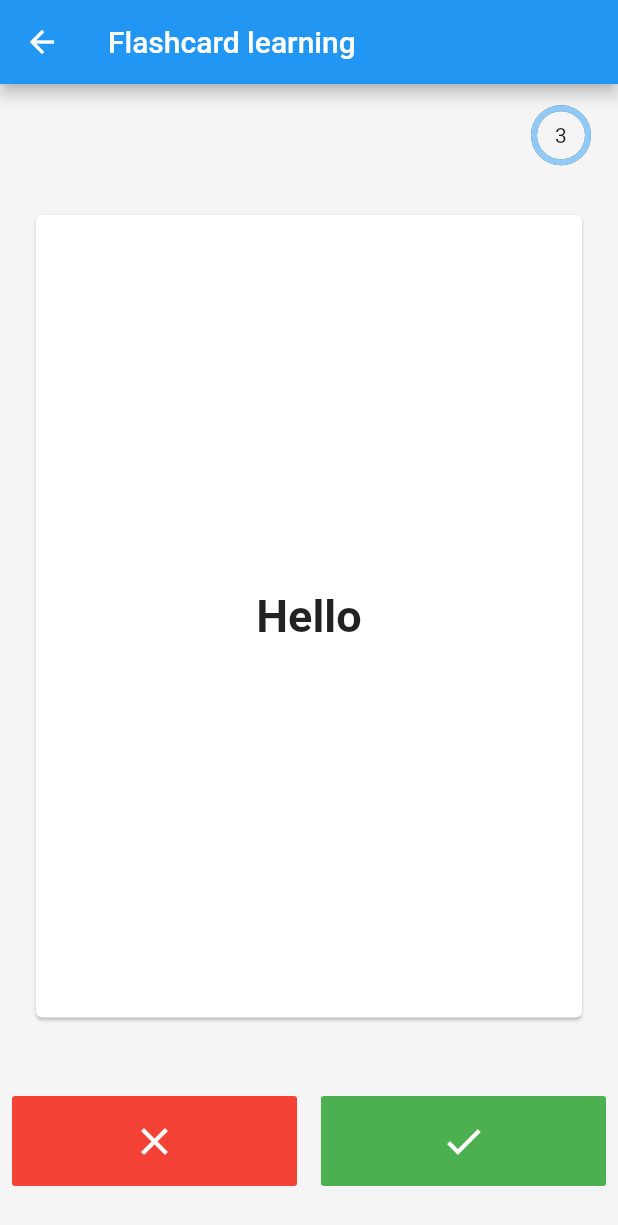
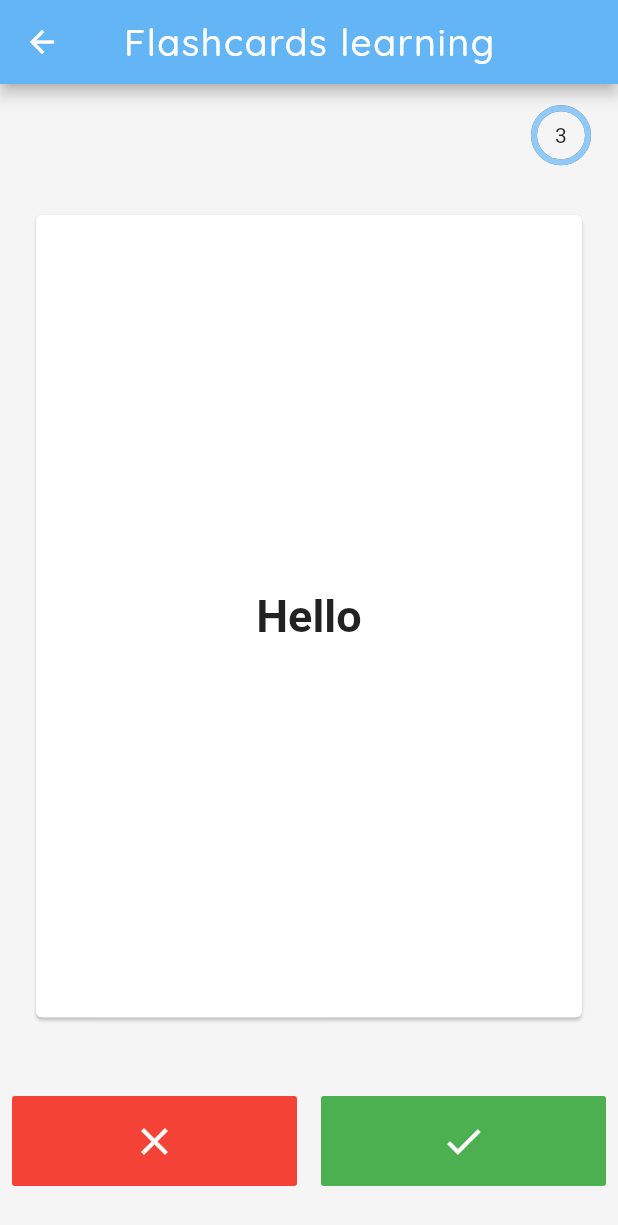
Before and after one commit to TokisakiKurumi2001/4Lingo, a Flutter app: the screen it shows after launch, item 2 of the bottom bar chosen, on a phone screen of 412 x 824 dp. Shown: the top 1225 px of the screen. Run offline on Flutter 3.47's test engine with Material 2 defaults, Android fonts, the phone set to English and light mode, and no system bars; drawn by our look-alikes of flip_card; our stand-ins replace charts_flutter, fluttericon.

Commit message:
I adjusted the color and fonts to be synchronized

```diff
--- a/lib/home/components/bottom_nav_bar/bookmark/bookmark.dart
+++ b/lib/home/components/bottom_nav_bar/bookmark/bookmark.dart
@@ -92,7 +92,16 @@ class _FlashCardState extends State<FlashCard> {
   Widget build(BuildContext context) {
     return Scaffold(
       backgroundColor: Colors.grey.shade100,
-      appBar: AppBar(title: Text('Flashcard learning')),
+      appBar: AppBar(  backgroundColor: Colors.blue[300],
+        title: Text(
+          'Flashcards learning',
+          style: TextStyle(
+            fontFamily: 'QuickSand',
+            letterSpacing: 1.0,
+            fontSize: 25.0
+          ),
+        ),
+        centerTitle: true,),
       body: Padding(
         padding: EdgeInsets.symmetric(vertical: 5.0),
         child: Container(
```
